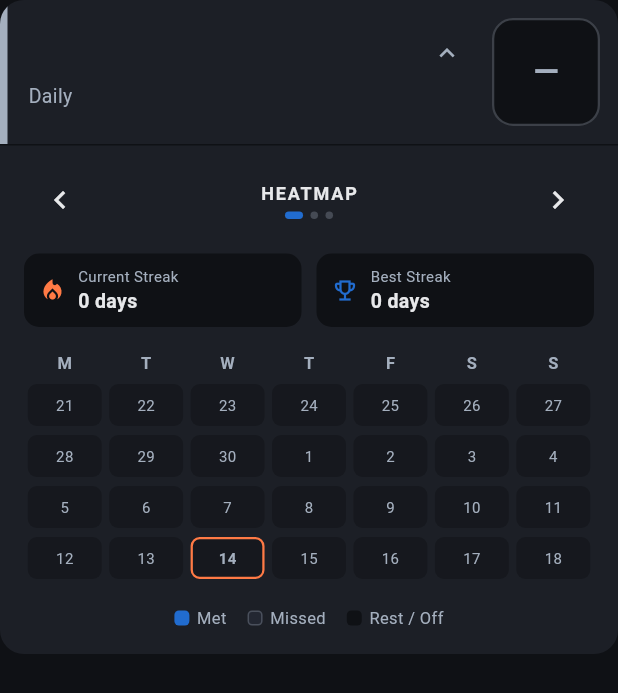
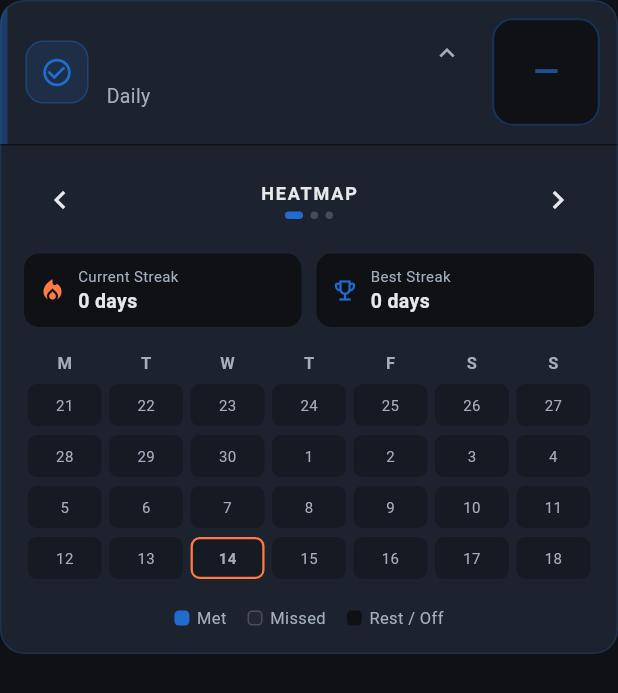
Before and after one commit to EishChandeal/Habit_Tracker, a Flutter app: the HabitCard widget shown alone on an empty page, opened directly with empty values, after a tap on "Daily", on a phone screen of 412 x 824 dp. Shown: the top 693 px of the screen. Run offline on Flutter 3.47's test engine with Material 3 defaults, Android fonts, the phone set to English and light mode, and no system bars; our stand-ins replace flutter_riverpod, go_router, objectbox, riverpod_annotation; generated files the repository leaves out were written again; Roboto replaces fonts that are missing (Montserrat).

Commit message:
change for habit container and its associated panels to  dynamically reflect the chosen color and icon.

```diff
--- a/lib/presentation/theme/app_theme.dart
+++ b/lib/presentation/theme/app_theme.dart
@@ -155,3 +155,61 @@ class AppTheme {
     );
   }
 }
+
+/// Helper utilities for habit visual representation (colors and icons).
+class HabitVisuals {
+  HabitVisuals._();
+
+  /// Parse a color from hex string, defaulting to [AppColors.blue].
+  static Color parseColor(String? hexString, [Color fallback = AppColors.blue]) {
+    if (hexString == null || hexString.isEmpty) return fallback;
+    try {
+      final clean = hexString.replaceAll('#', '').trim();
+      if (clean.length == 6) {
+        return Color(int.parse('FF$clean', radix: 16));
+      } else if (clean.length == 8) {
+        return Color(int.parse(clean, radix: 16));
+      }
+    } catch (_) {}
+    return fallback;
+  }
+
+  /// Get appropriate high-contrast foreground color on top of a fill color.
+  static Color getOnColor(Color color) {
+    return color.computeLuminance() > 0.4 ? const Color(0xFF0F1115) : Colors.white;
+  }
+
+  /// Map an icon string identifier to its corresponding [IconData].
+  static IconData getIcon(String? iconName) {
+    switch (iconName) {
+      case 'fitness':
+      case 'fitness_center':
+        return Icons.fitness_center;
+      case 'run':
+      case 'directions_run':
+        return Icons.directions_run;
+      case 'water':
+      case 'water_drop':
+      case 'water_drop_outlined':
+        return Icons.water_drop_outlined;
+      case 'book':
+      case 'menu_book':
+      case 'menu_book_outlined':
+        return Icons.menu_book_outlined;
+      case 'meditation':
+      case 'self_improvement':
+        return Icons.self_improvement;
+      case 'sleep':
+      case 'bedtime':
+      case 'bedtime_outlined':
+        return Icons.bedtime_outlined;
+      case 'code':
+        return Icons.code;
+      case 'check':
+      case 'check_circle':
+      case 'check_circle_outline':
+      default:
+        return Icons.check_circle_outline;
+    }
+  }
+}
--- a/lib/presentation/widgets/habit_card.dart
+++ b/lib/presentation/widgets/habit_card.dart
@@ -82,17 +82,18 @@ class _HabitCardState extends ConsumerState<HabitCard> {
     final habit = widget.item.habit;
     final entry = widget.item.entry;
     final streakAsync = ref.watch(habitStreakProvider(habit.id));
+    final habitColor = HabitVisuals.parseColor(habit.colorHex);
 
-    // Accent color on the left edge: blue if completed, muted grey otherwise
-    final accentColor = _isCompleted ? AppColors.blue : AppColors.mutedGrey;
+    // Accent color on the left edge: habit color if completed, subtle tint otherwise
+    final accentColor = _isCompleted ? habitColor : habitColor.withValues(alpha: 0.35);
 
     return Material(
-      color: AppColors.surface,
+      color: Color.alphaBlend(habitColor.withValues(alpha: 0.05), AppColors.surface),
       shape: RoundedRectangleBorder(
         borderRadius: BorderRadius.circular(16),
         side: widget.isSelected
             ? const BorderSide(color: AppColors.orange, width: 2)
-            : BorderSide.none,
+            : BorderSide(color: habitColor.withValues(alpha: 0.22), width: 1),
       ),
       clipBehavior: Clip.antiAlias,
       child: InkWell(
@@ -117,7 +118,29 @@ class _HabitCardState extends ConsumerState<HabitCard> {
                         width: 5,
                         color: accentColor,
                       ),
-                      const SizedBox(width: 14),
+                      const SizedBox(width: 12),
+
+                      // Habit Icon Badge in selected habit color
+                      Center(
+                        child: Container(
+                          width: 42,
+                          height: 42,
+                          decoration: BoxDecoration(
+                            color: habitColor.withValues(alpha: 0.15),
+                            borderRadius: BorderRadius.circular(12),
+                            border: Border.all(
+                              color: habitColor.withValues(alpha: 0.35),
+                              width: 1,
+                            ),
+                          ),
+                          child: Icon(
+                            HabitVisuals.getIcon(habit.iconName),
+                            color: habitColor,
+                            size: 22,
+                          ),
+                        ),
+                      ),
+                      const SizedBox(width: 12),
 
                       // Habit details (Title, schedule/streak, target)
                       Expanded(
@@ -165,7 +188,7 @@ class _HabitCardState extends ConsumerState<HabitCard> {
                       Padding(
                         padding: const EdgeInsets.all(12),
                         child: Center(
-                          child: _buildCompletionControl(context, habit, entry),
+                          child: _buildCompletionControl(context, habit, entry, habitColor),
                         ),
                       ),
                     ],
@@ -177,7 +200,7 @@ class _HabitCardState extends ConsumerState<HabitCard> {
                   const Divider(color: AppColors.background, height: 1),
                   Padding(
                     padding: const EdgeInsets.fromLTRB(16, 12, 16, 16),
-                    child: _buildExpandedSection(context),
+                    child: _buildExpandedSection(context, habitColor),
                   ),
                 ],
               ],
@@ -188,7 +211,7 @@ class _HabitCardState extends ConsumerState<HabitCard> {
     );
   }
 
-  Widget _buildExpandedSection(BuildContext context) {
+  Widget _buildExpandedSection(BuildContext context, Color habitColor) {
     final titles = _panelTitles;
     final currentTitle = titles[_activePanelIndex];
 
@@ -242,7 +265,7 @@ class _HabitCardState extends ConsumerState<HabitCard> {
                         width: isActive ? 12 : 5,
                         height: 5,
                         decoration: BoxDecoration(
-                          color: isActive ? AppColors.blue : AppColors.mutedGrey.withValues(alpha: 0.3),
+                          color: isActive ? habitColor : AppColors.mutedGrey.withValues(alpha: 0.3),
                           borderRadius: BorderRadius.circular(3),
                         ),
                       );
@@ -268,7 +291,7 @@ class _HabitCardState extends ConsumerState<HabitCard> {
             duration: const Duration(milliseconds: 200),
             child: KeyedSubtree(
               key: ValueKey<int>(_activePanelIndex),
-              child: _buildPanelContent(),
+              child: _buildPanelContent(habitColor),
             ),
           ),
         ],
@@ -276,13 +299,16 @@ class _HabitCardState extends ConsumerState<HabitCard> {
     );
   }
 
-  Widget _buildPanelContent() {
+  Widget _buildPanelContent(Color habitColor) {
     final habit = widget.item.habit;
     final isNumeric = habit.type == HabitType.numeric;
 
     if (_activePanelIndex == 0) {
       // 0: Heatmap (always first)
-      return HeatmapPanel(habitId: habit.id);
+      return HeatmapPanel(
+        habitId: habit.id,
+        habitColor: habitColor,
+      );
     } else if (_activePanelIndex == 1) {
       // 1: Statistics
       return StatisticsPanel(habit: habit);
@@ -368,8 +394,10 @@ class _HabitCardState extends ConsumerState<HabitCard> {
     BuildContext context,
     dynamic habit,
     dynamic entry,
+    Color habitColor,
   ) {
     const double controlSize = 72;
+    final onHabitColor = HabitVisuals.getOnColor(habitColor);
 
     if (habit.type == HabitType.boolean) {
       final isDone = _isCompleted;
@@ -377,7 +405,7 @@ class _HabitCardState extends ConsumerState<HabitCard> {
         button: true,
         label: isDone ? 'Mark habit as incomplete' : 'Mark habit as complete',
         child: Material(
-          color: isDone ? AppColors.blue : AppColors.background,
+          color: isDone ? habitColor : AppColors.background,
           borderRadius: BorderRadius.circular(14),
           child: InkWell(
             onTap: widget.onCompletionTap,
@@ -390,21 +418,21 @@ class _HabitCardState extends ConsumerState<HabitCard> {
                 border: isDone
                     ? null
                     : Border.all(
-                        color: AppColors.mutedGrey.withValues(alpha: 0.3),
+                        color: habitColor.withValues(alpha: 0.35),
                         width: 1.5,
                       ),
               ),
               child: Center(
                 child: isDone
-                    ? const Icon(
+                    ? Icon(
                         Icons.check,
-                        color: AppColors.controlText,
+                        color: onHabitColor,
                         size: 32,
                       )
-                    : const Text(
+                    : Text(
                         '—',
                         style: TextStyle(
-                          color: AppColors.mutedGrey,
+                          color: habitColor.withValues(alpha: 0.7),
                           fontSize: 22,
                           fontWeight: FontWeight.bold,
                         ),
@@ -424,7 +452,7 @@ class _HabitCardState extends ConsumerState<HabitCard> {
         label: hasValue ? 'Logged ${entry.value}' : 'Log numeric value',
         child: Material(
           color: isDone
-              ? AppColors.blue
+              ? habitColor
               : (hasValue ? AppColors.surface : AppColors.background),
           borderRadius: BorderRadius.circular(14),
           child: InkWell(
@@ -438,10 +466,10 @@ class _HabitCardState extends ConsumerState<HabitCard> {
                 borderRadius: BorderRadius.circular(14),
                 border: Border.all(
                   color: isDone
-                      ? AppColors.blue
+                      ? habitColor
                       : (hasValue
-                          ? AppColors.blue.withValues(alpha: 0.5)
-                          : AppColors.mutedGrey.withValues(alpha: 0.3)),
+                          ? habitColor.withValues(alpha: 0.7)
+                          : habitColor.withValues(alpha: 0.35)),
                   width: 1.5,
                 ),
               ),
@@ -454,7 +482,7 @@ class _HabitCardState extends ConsumerState<HabitCard> {
                       style: TextStyle(
                         fontSize: 16,
                         fontWeight: FontWeight.bold,
-                        color: isDone ? AppColors.controlText : AppColors.primaryText,
+                        color: isDone ? onHabitColor : habitColor,
                         fontFamily: AppTheme.fontPrimary,
                       ),
                       maxLines: 1,
@@ -466,7 +494,7 @@ class _HabitCardState extends ConsumerState<HabitCard> {
                         style: TextStyle(
                           fontSize: 11,
                           color: isDone
-                              ? AppColors.controlText.withValues(alpha: 0.8)
+                              ? onHabitColor.withValues(alpha: 0.85)
                               : AppColors.mutedGrey,
                           fontFamily: AppTheme.fontPrimary,
                         ),
@@ -474,10 +502,10 @@ class _HabitCardState extends ConsumerState<HabitCard> {
                         overflow: TextOverflow.ellipsis,
                       ),
                   ] else ...[
-                    const Text(
+                    Text(
                       '—',
                       style: TextStyle(
-                        color: AppColors.mutedGrey,
+                        color: habitColor.withValues(alpha: 0.7),
                         fontSize: 20,
                         fontWeight: FontWeight.bold,
                       ),
--- a/lib/presentation/widgets/heatmap_panel.dart
+++ b/lib/presentation/widgets/heatmap_panel.dart
@@ -8,8 +8,13 @@ import 'package:habit_tracker/presentation/theme/app_theme.dart';
 /// Panel displaying the heatmap grid and streak summary for a habit.
 class HeatmapPanel extends ConsumerWidget {
   final String habitId;
+  final Color? habitColor;
 
-  const HeatmapPanel({super.key, required this.habitId});
+  const HeatmapPanel({
+    super.key,
+    required this.habitId,
+    this.habitColor,
+  });
 
   @override
   Widget build(BuildContext context, WidgetRef ref) {
@@ -204,14 +209,16 @@ class HeatmapPanel extends ConsumerWidget {
   Widget _buildDayCell(DateTime day, DayStatus status, bool isToday) {
     Color cellColor;
     Border? border;
+    final activeColor = habitColor ?? AppColors.blue;
+    final onActiveColor = HabitVisuals.getOnColor(activeColor);
 
     switch (status) {
       case DayStatus.met:
       case DayStatus.exceeded:
-        cellColor = AppColors.blue;
+        cellColor = activeColor;
         break;
       case DayStatus.partiallyMet:
-        cellColor = AppColors.blue.withValues(alpha: 0.5);
+        cellColor = activeColor.withValues(alpha: 0.5);
         break;
       case DayStatus.missed:
         cellColor = const Color(0xFF232732);
@@ -251,7 +258,7 @@ class HeatmapPanel extends ConsumerWidget {
               fontSize: 10,
               fontWeight: isToday ? FontWeight.bold : FontWeight.normal,
               color: status == DayStatus.met || status == DayStatus.exceeded
-                  ? AppColors.controlText
+                  ? onActiveColor
                   : AppColors.mutedGrey,
             ),
           ),
@@ -261,10 +268,11 @@ class HeatmapPanel extends ConsumerWidget {
   }
 
   Widget _buildLegend() {
+    final activeColor = habitColor ?? AppColors.blue;
     return Row(
       mainAxisAlignment: MainAxisAlignment.center,
       children: [
-        _buildLegendItem(AppColors.blue, 'Met'),
+        _buildLegendItem(activeColor, 'Met'),
         const SizedBox(width: 14),
         _buildLegendItem(const Color(0xFF232732), 'Missed', hasBorder: true),
         const SizedBox(width: 14),
```
Also changed, not shown: lib/presentation/screens/history/history_screen.dart (+24 -6 lines), lib/presentation/screens/insights/insights_screen.dart (+16 -5 lines), lib/presentation/screens/settings/settings_screen.dart (+14 -4 lines), lib/presentation/widgets/numeric_graph_panel.dart (+6 -5 lines), lib/presentation/widgets/statistics_panel.dart (+4 -3 lines), 1 other file.
